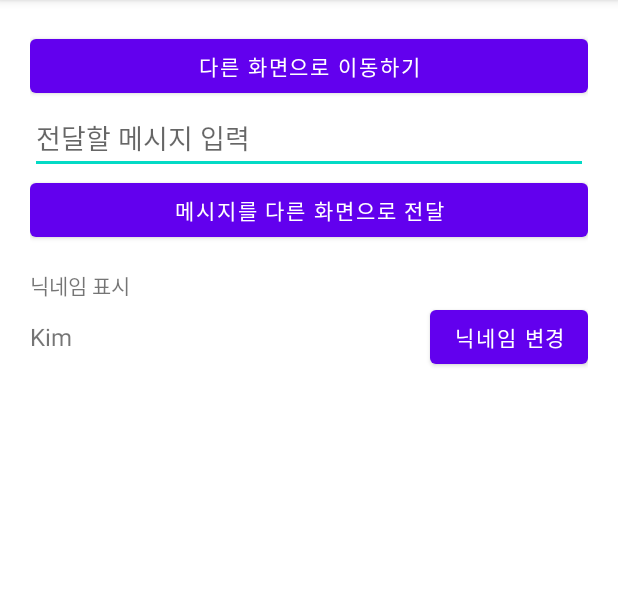
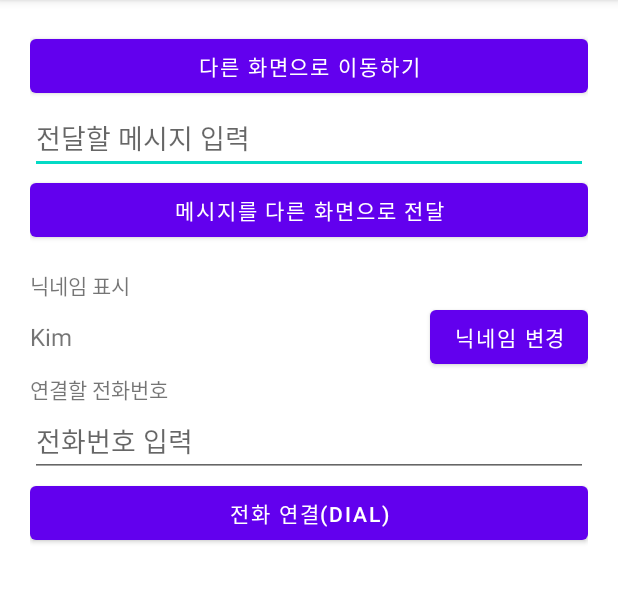
Before and after one commit to codingnooblol/NewActivity, an Android app: the screen it shows after launch (MainActivity), on a phone screen of 412 x 824 dp, the part 84-687 px from its top. Run offline under Robolectric (Android 15) with nearby library versions, the phone set to English and light mode, and no system bars.

Commit message:
전화 연결 예제 (DIAL 액션) 화면 구현

```diff
--- a/app/src/main/res/layout/activity_main.xml
+++ b/app/src/main/res/layout/activity_main.xml
@@ -58,4 +58,22 @@
 
     </LinearLayout>
 
+    <TextView
+        android:layout_width="wrap_content"
+        android:layout_height="wrap_content"
+        android:text="연결할 전화번호" />
+
+    <EditText
+        android:id="@+id/phoneNumEdt"
+        android:layout_width="match_parent"
+        android:layout_height="wrap_content"
+        android:hint="전화번호 입력"
+        android:inputType="phone"/>
+
+    <Button
+        android:id="@+id/dialBtn"
+        android:layout_width="match_parent"
+        android:layout_height="wrap_content"
+        android:text="전화 연결(DIAL)" />
+
 </LinearLayout>
```
